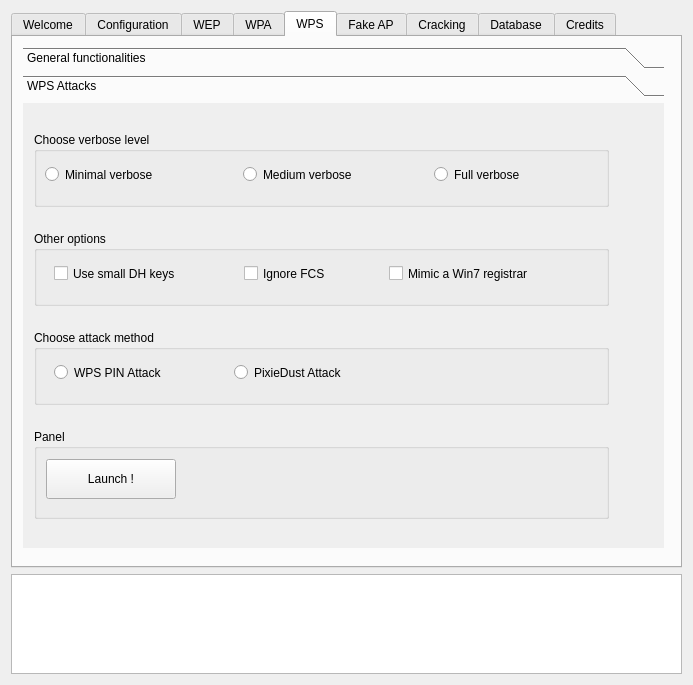
First picture: the form in gerix.ui, repository 5l1v3r1/gerix-wifi-cracker, before the edit.
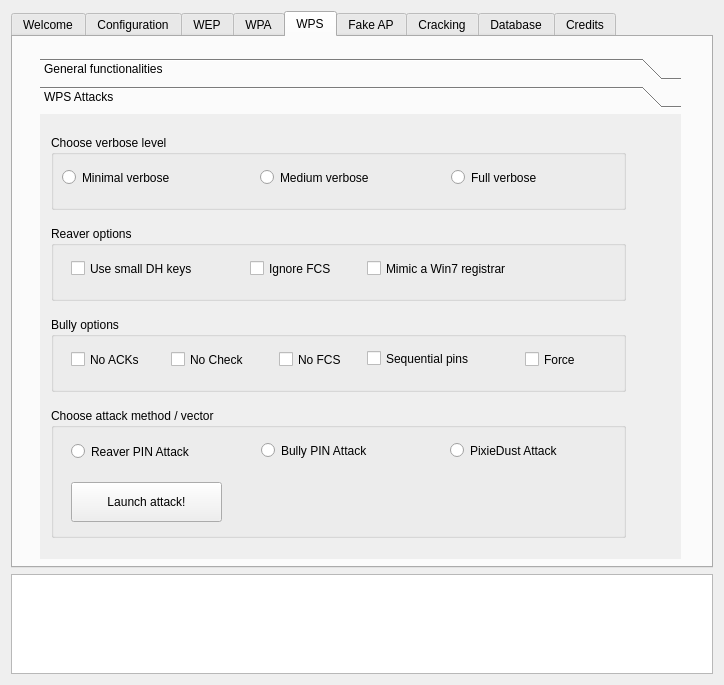
Second picture: the form after the edit. The open tabs and pages were chosen to show the change. Icons and pictures are not drawn.

Commit message: Added icons and more WPS UI added

```diff
--- a/gerix.ui
+++ b/gerix.ui
@@ -6,7 +6,7 @@
    <rect>
     <x>0</x>
     <y>0</y>
-    <width>693</width>
+    <width>724</width>
     <height>685</height>
    </rect>
   </property>
@@ -1013,8 +1013,8 @@
        <widget class="QToolBox" name="toolBox4_3">
         <property name="geometry">
          <rect>
-          <x>10</x>
-          <y>10</y>
+          <x>27</x>
+          <y>21</y>
           <width>641</width>
           <height>501</height>
          </rect>
@@ -1048,6 +1048,13 @@
                </property>
               </widget>
              </item>
+             <item>
+              <widget class="QPushButton" name="pushButton_2">
+               <property name="text">
+                <string>Perform a Bully WPS test</string>
+               </property>
+              </widget>
+             </item>
             </layout>
            </widget>
           </item>
@@ -1197,7 +1204,7 @@
              </size>
             </property>
             <property name="title">
-             <string>Other options</string>
+             <string>Reaver options</string>
             </property>
             <widget class="QCheckBox" name="checkBox">
              <property name="geometry">
@@ -1215,7 +1222,7 @@
             <widget class="QCheckBox" name="checkBox_2">
              <property name="geometry">
               <rect>
-               <x>210</x>
+               <x>199</x>
                <y>30</y>
                <width>120</width>
                <height>25</height>
@@ -1228,7 +1235,7 @@
             <widget class="QCheckBox" name="checkBox_3">
              <property name="geometry">
               <rect>
-               <x>355</x>
+               <x>316</x>
                <y>30</y>
                <width>211</width>
                <height>25</height>
@@ -1267,32 +1274,71 @@
              </size>
             </property>
             <property name="title">
-             <string>Choose attack method</string>
+             <string>Bully options</string>
             </property>
-            <widget class="QRadioButton" name="radioButton_4">
+            <widget class="QCheckBox" name="checkBox_4">
              <property name="geometry">
               <rect>
                <x>20</x>
                <y>30</y>
-               <width>161</width>
+               <width>104</width>
                <height>25</height>
               </rect>
              </property>
              <property name="text">
-              <string>WPS PIN Attack</string>
+              <string>No ACKs</string>
              </property>
             </widget>
-            <widget class="QRadioButton" name="radioButton_5">
+            <widget class="QCheckBox" name="checkBox_5">
              <property name="geometry">
               <rect>
-               <x>200</x>
+               <x>120</x>
                <y>30</y>
-               <width>161</width>
+               <width>131</width>
                <height>25</height>
               </rect>
              </property>
              <property name="text">
-              <string>PixieDust Attack</string>
+              <string>No Check</string>
+             </property>
+            </widget>
+            <widget class="QCheckBox" name="checkBox_6">
+             <property name="geometry">
+              <rect>
+               <x>228</x>
+               <y>30</y>
+               <width>104</width>
+               <height>25</height>
+              </rect>
+             </property>
+             <property name="text">
+              <string>No FCS</string>
+             </property>
+            </widget>
+            <widget class="QCheckBox" name="checkBox_8">
+             <property name="geometry">
+              <rect>
+               <x>316</x>
+               <y>29</y>
+               <width>151</width>
+               <height>25</height>
+              </rect>
+             </property>
+             <property name="text">
+              <string>Sequential pins</string>
+             </property>
+            </widget>
+            <widget class="QCheckBox" name="checkBox_7">
+             <property name="geometry">
+              <rect>
+               <x>474</x>
+               <y>30</y>
+               <width>70</width>
+               <height>25</height>
+              </rect>
+             </property>
+             <property name="text">
+              <string>Force</string>
              </property>
             </widget>
            </widget>
@@ -1302,13 +1348,13 @@
             <property name="sizePolicy">
              <sizepolicy hsizetype="Fixed" vsizetype="Fixed">
               <horstretch>200</horstretch>
-              <verstretch>100</verstretch>
+              <verstretch>80</verstretch>
              </sizepolicy>
             </property>
             <property name="minimumSize">
              <size>
               <width>575</width>
-              <height>90</height>
+              <height>130</height>
              </size>
             </property>
             <property name="sizeIncrement">
@@ -1324,19 +1370,58 @@
              </size>
             </property>
             <property name="title">
-             <string>Panel</string>
+             <string>Choose attack method / vector</string>
             </property>
-            <widget class="QPushButton" name="pushButton_2">
+            <widget class="QRadioButton" name="radioButton_7">
              <property name="geometry">
               <rect>
-               <x>12</x>
+               <x>20</x>
+               <y>31</y>
+               <width>171</width>
+               <height>25</height>
+              </rect>
+             </property>
+             <property name="text">
+              <string>Reaver PIN Attack</string>
+             </property>
+            </widget>
+            <widget class="QRadioButton" name="radioButton_8">
+             <property name="geometry">
+              <rect>
+               <x>210</x>
                <y>30</y>
-               <width>130</width>
+               <width>191</width>
+               <height>25</height>
+              </rect>
+             </property>
+             <property name="text">
+              <string>Bully PIN Attack</string>
+             </property>
+            </widget>
+            <widget class="QRadioButton" name="radioButton_9">
+             <property name="geometry">
+              <rect>
+               <x>399</x>
+               <y>30</y>
+               <width>161</width>
+               <height>25</height>
+              </rect>
+             </property>
+             <property name="text">
+              <string>PixieDust Attack</string>
+             </property>
+            </widget>
+            <widget class="QPushButton" name="pushButton">
+             <property name="geometry">
+              <rect>
+               <x>20</x>
+               <y>74</y>
+               <width>151</width>
                <height>40</height>
               </rect>
              </property>
              <property name="text">
-              <string>Launch !</string>
+              <string>Launch attack!</string>
              </property>
             </widget>
            </widget>
```
Left out of the diff: 56 changed lines with no effect on the pictures. The commit also changes 3 other files.
